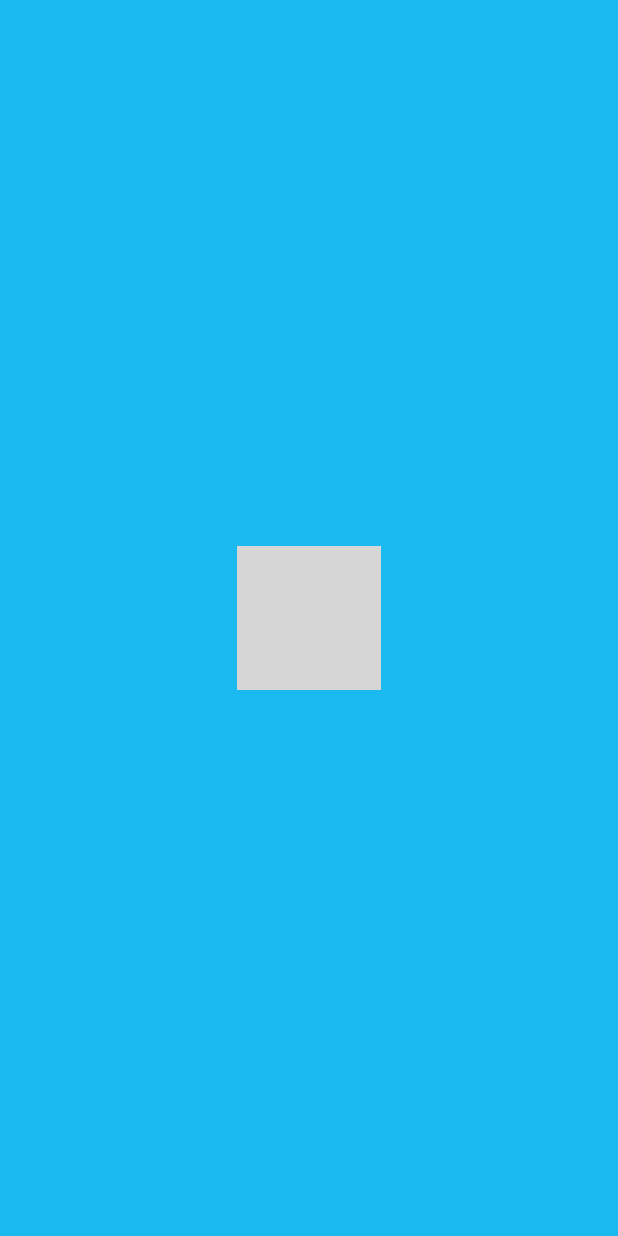
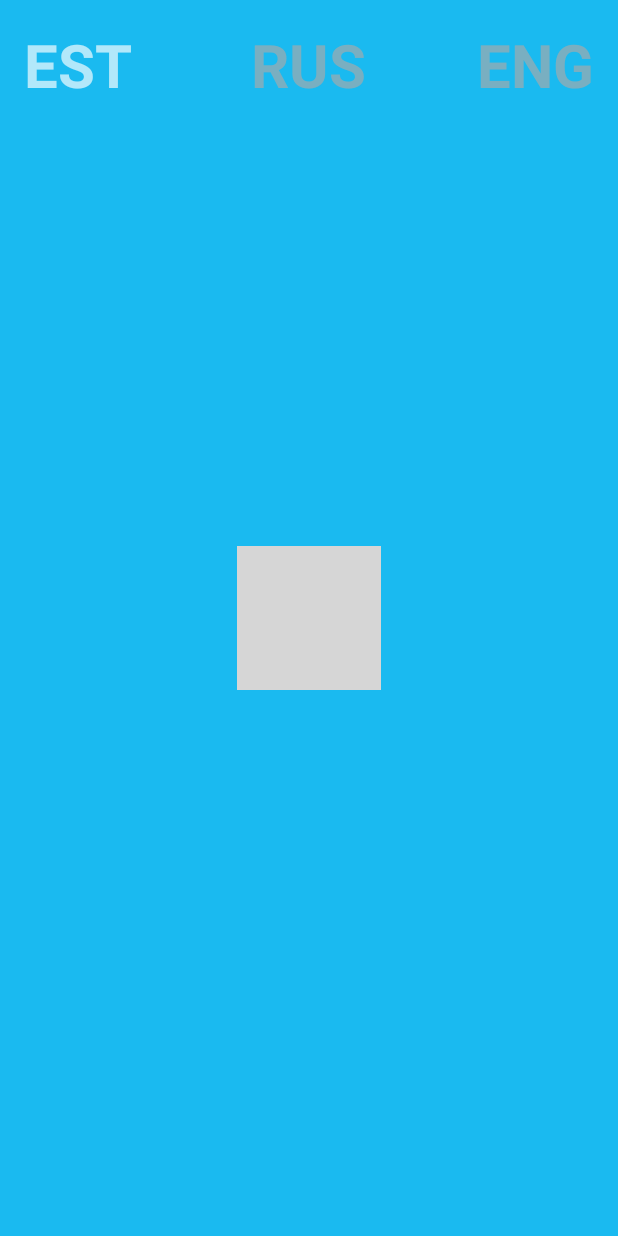
Before and after one commit to kschotter/languageBoom, an Android app: the screen it shows after launch (MainActivity), after a tap on "EST", on a phone screen of 412 x 824 dp. Run offline under Robolectric (Android 15) with nearby library versions, the phone set to English and light mode, and no system bars; grey boxes are pictures that could not be loaded.

Commit message:
language selection

```diff
--- a/thebomby/app/src/main/java/com/wordpress/thebomby/GameState.java
+++ b/thebomby/app/src/main/java/com/wordpress/thebomby/GameState.java
@@ -10,8 +10,9 @@ public class GameState {
             words = DefaultWords.WORDS_ENG;
         } else if(language == "RUS") {
             words = DefaultWords.WORDS_RUS;
+        } else {
+            words = DefaultWords.WORDS_EST;
         }
-        words = DefaultWords.WORDS_EST;
     }
 
     String[] words;
--- a/thebomby/app/src/main/java/com/wordpress/thebomby/MainActivity.java
+++ b/thebomby/app/src/main/java/com/wordpress/thebomby/MainActivity.java
@@ -26,16 +26,18 @@ public class MainActivity extends Activity {
         est_lang = (TextView)findViewById(R.id.lang_est);
         rus_lang = (TextView)findViewById(R.id.lang_rus);
 
+        est_lang.setTextColor(0xAAFFFFFF);
+
         View.OnClickListener clickListener = new View.OnClickListener() {
 
             @Override
             public void onClick(View v) {
-                eng_lang.setTextColor(0xaaaaaa);
-                est_lang.setTextColor(0xaaaaaa);
-                rus_lang.setTextColor(0xaaaaaa);
+                eng_lang.setTextColor(0xAAAAAAAA);
+                est_lang.setTextColor(0xAAAAAAAA);
+                rus_lang.setTextColor(0xAAAAAAAA);
 
                 TextView textView = (TextView) v;
-                textView.setTextColor(0xffffff);
+                textView.setTextColor(0xAAFFFFFF);
 
                 CharSequence lang = textView.getText();
                 selectedLanguage = String.valueOf(lang);
--- a/thebomby/app/src/main/res/layout/activity_main.xml
+++ b/thebomby/app/src/main/res/layout/activity_main.xml
@@ -26,7 +26,7 @@
         android:textSize="40dp"
         android:textStyle="bold"
         android:layout_alignParentTop="true"
-        android:textColor="#ffffff" />
+        android:textColor="#AAAAAAAA" />
 
     <TextView
         android:id="@+id/lang_eng"
@@ -35,7 +35,7 @@
         android:text="ENG"
         android:textSize="40dp"
         android:textStyle="bold"
-        android:textColor="#ffffff"
+        android:textColor="#AAAAAAAA"
         android:layout_alignParentTop="true"
         android:layout_alignParentEnd="true" />
 
@@ -46,7 +46,7 @@
         android:text="RUS"
         android:textSize="40dp"
         android:textStyle="bold"
-        android:textColor="#ffffff"
+        android:textColor="#AAAAAAAA"
         android:layout_alignParentTop="true"
         android:layout_centerHorizontal="true"/>
 
```
